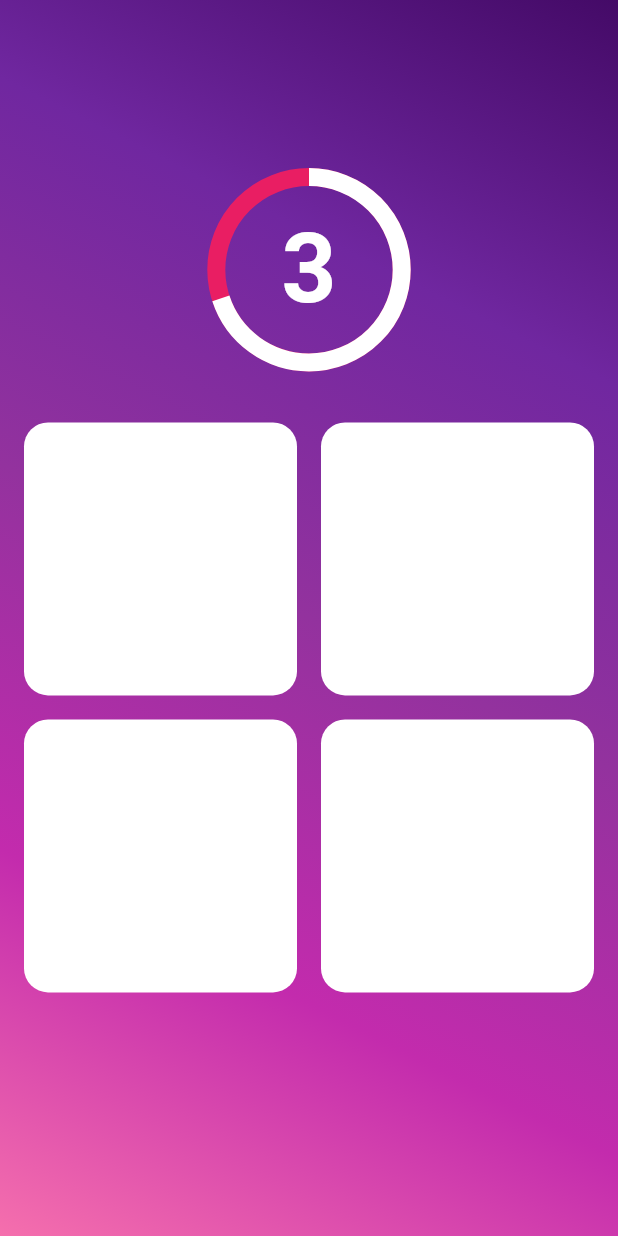
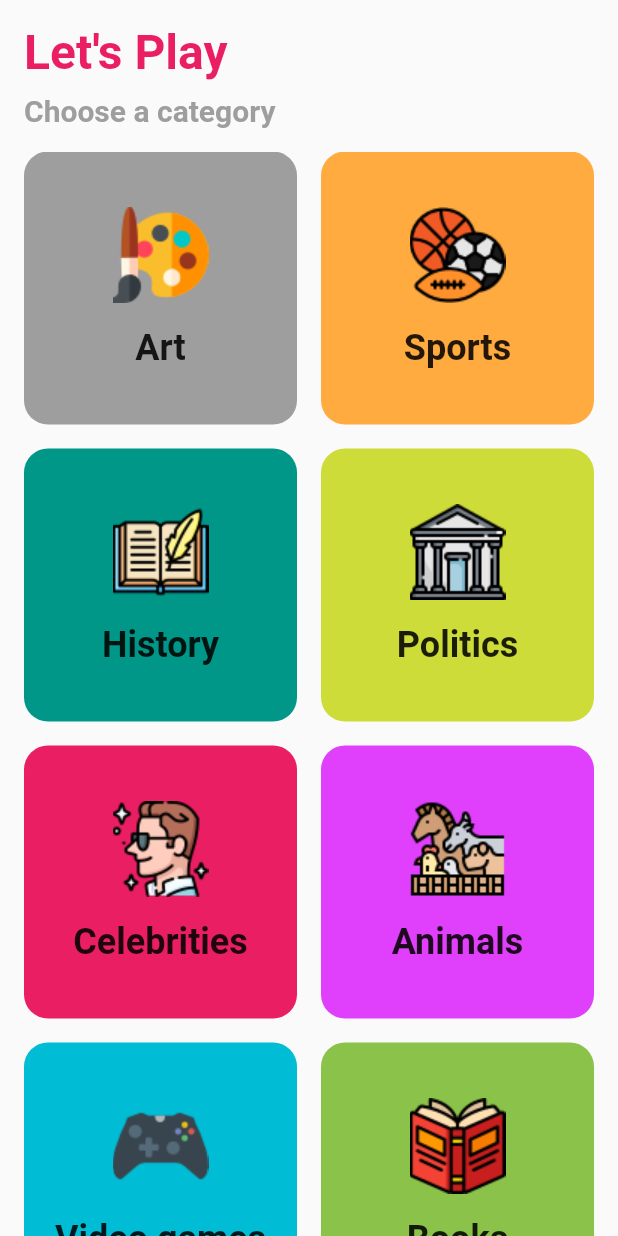
Before and after one commit to OmarAssem11/trivia, a Flutter app: the screen it shows after launch, on a phone screen of 412 x 824 dp. Run offline on Flutter 3.47's test engine with Material 2 defaults, Android fonts, the phone set to English and light mode, and no system bars; our stand-ins replace bloc, flutter_bloc.

Commit message:
home screen
setting up home screen

```diff
--- /dev/null
+++ b/lib/components/category_grid.dart
@@ -0,0 +1,25 @@
+import 'package:flutter/material.dart';
+import 'package:trivia/components/category_widget.dart';
+import 'package:trivia/shared/constants.dart';
+
+class CategoryGrid extends StatelessWidget {
+  const CategoryGrid();
+  @override
+  Widget build(BuildContext context) {
+    return Expanded(
+      child: GridView.builder(
+        gridDelegate: const SliverGridDelegateWithFixedCrossAxisCount(
+          crossAxisCount: 2,
+          mainAxisSpacing: 16,
+          crossAxisSpacing: 16,
+        ),
+        itemBuilder: (context, index) => CategoryWidget(
+          name: categories[index].name,
+          color: categories[index].color,
+          imagePath: categories[index].imagePath,
+        ),
+        itemCount: categories.length,
+      ),
+    );
+  }
+}
--- /dev/null
+++ b/lib/components/category_widget.dart
@@ -0,0 +1,42 @@
+import 'package:flutter/material.dart';
+import 'package:trivia/screens/quiz_screen.dart';
+
+class CategoryWidget extends StatelessWidget {
+  const CategoryWidget({
+    required this.name,
+    required this.color,
+    required this.imagePath,
+  });
+  final String name;
+  final Color color;
+  final String imagePath;
+  @override
+  Widget build(BuildContext context) {
+    return InkWell(
+      onTap: () => Navigator.of(context).pushNamed(
+        QuizScreen.routeName,
+        arguments: name,
+      ),
+      child: Container(
+        decoration: BoxDecoration(
+          borderRadius: const BorderRadius.all(Radius.circular(16)),
+          color: color,
+        ),
+        child: Column(
+          mainAxisAlignment: MainAxisAlignment.center,
+          children: [
+            Image.asset(imagePath),
+            const SizedBox(height: 16),
+            Text(
+              name,
+              style: const TextStyle(
+                fontSize: 24,
+                fontWeight: FontWeight.bold,
+              ),
+            ),
+          ],
+        ),
+      ),
+    );
+  }
+}
--- a/lib/main.dart
+++ b/lib/main.dart
@@ -1,8 +1,15 @@
 import 'package:flutter/material.dart';
+import 'package:flutter_bloc/flutter_bloc.dart';
 import 'package:trivia/screens/home_screen.dart';
 import 'package:trivia/screens/quiz_screen.dart';
+import 'package:trivia/shared/bloc_observer.dart';
+import 'package:trivia/shared/cubit/cubit.dart';
 
 void main() {
+  BlocOverrides.runZoned(
+    () => QuizCubit(),
+    blocObserver: MyBlocObserver(),
+  );
   runApp(const MyApp());
 }
 
@@ -12,7 +19,7 @@ class MyApp extends StatelessWidget {
   Widget build(BuildContext context) {
     return MaterialApp(
       debugShowCheckedModeBanner: false,
-      home: const QuizScreen(),
+      home: const HomeScreen(),
       routes: {
         HomeScreen.routeName: (context) => const HomeScreen(),
         QuizScreen.routeName: (context) => const QuizScreen(),
--- /dev/null
+++ b/lib/models/category_model.dart
@@ -0,0 +1,12 @@
+import 'package:flutter/material.dart';
+
+class CategoryModel {
+  String name;
+  Color color;
+  String imagePath;
+  CategoryModel({
+    required this.name,
+    required this.color,
+    required this.imagePath,
+  });
+}
--- a/lib/screens/home_screen.dart
+++ b/lib/screens/home_screen.dart
@@ -1,4 +1,5 @@
 import 'package:flutter/material.dart';
+import 'package:trivia/components/category_grid.dart';
 
 class HomeScreen extends StatelessWidget {
   const HomeScreen({Key? key}) : super(key: key);
@@ -6,7 +7,39 @@ class HomeScreen extends StatelessWidget {
   @override
   Widget build(BuildContext context) {
     return Scaffold(
-      body: Column(),
+      body: SafeArea(
+        child: Padding(
+          padding: const EdgeInsets.only(
+            right: 16,
+            left: 16,
+            top: 16,
+          ),
+          child: Column(
+            crossAxisAlignment: CrossAxisAlignment.start,
+            children: const [
+              Text(
+                "Let's Play",
+                style: TextStyle(
+                  color: Colors.pink,
+                  fontSize: 32,
+                  fontWeight: FontWeight.bold,
+                ),
+              ),
+              SizedBox(height: 8),
+              Text(
+                'Choose a category',
+                style: TextStyle(
+                  fontSize: 20,
+                  fontWeight: FontWeight.bold,
+                  color: Colors.grey,
+                ),
+              ),
+              SizedBox(height: 16),
+              CategoryGrid(),
+            ],
+          ),
+        ),
+      ),
     );
   }
 }
--- /dev/null
+++ b/lib/shared/bloc_observer.dart
@@ -0,0 +1,28 @@
+// ignore_for_file: avoid_print
+import 'package:bloc/bloc.dart';
+
+class MyBlocObserver extends BlocObserver {
+  @override
+  void onCreate(BlocBase bloc) {
+    super.onCreate(bloc);
+    print('onCreate -- ${bloc.runtimeType}');
+  }
+
+  @override
+  void onChange(BlocBase bloc, Change change) {
+    super.onChange(bloc, change);
+    print('onChange -- ${bloc.runtimeType}, $change');
+  }
+
+  @override
+  void onError(BlocBase bloc, Object error, StackTrace stackTrace) {
+    print('onError -- ${bloc.runtimeType}, $error');
+    super.onError(bloc, error, stackTrace);
+  }
+
+  @override
+  void onClose(BlocBase bloc) {
+    super.onClose(bloc);
+    print('onClose -- ${bloc.runtimeType}');
+  }
+}
--- a/lib/shared/constants.dart
+++ b/lib/shared/constants.dart
@@ -0,0 +1,45 @@
+import 'package:flutter/material.dart';
+import 'package:trivia/models/category_model.dart';
+
+List<CategoryModel> categories = [
+  CategoryModel(
+    name: 'Art',
+    color: Colors.grey,
+    imagePath: 'assets/images/art.png',
+  ),
+  CategoryModel(
+    name: 'Sports',
+    color: Colors.orangeAccent,
+    imagePath: 'assets/images/sports.png',
+  ),
+  CategoryModel(
+    name: 'History',
+    color: Colors.teal,
+    imagePath: 'assets/images/history.png',
+  ),
+  CategoryModel(
+    name: 'Politics',
+    color: Colors.lime,
+    imagePath: 'assets/images/politics.png',
+  ),
+  CategoryModel(
+    name: 'Celebrities',
+    color: Colors.pink,
+    imagePath: 'assets/images/celebrities.png',
+  ),
+  CategoryModel(
+    name: 'Animals',
+    color: Colors.purpleAccent,
+    imagePath: 'assets/images/animals.png',
+  ),
+  CategoryModel(
+    name: 'Video games',
+    color: Colors.cyan,
+    imagePath: 'assets/images/video-games.png',
+  ),
+  CategoryModel(
+    name: 'Books',
+    color: Colors.lightGreen,
+    imagePath: 'assets/images/books.png',
+  ),
+];
--- a/lib/shared/cubit/cubit.dart
+++ b/lib/shared/cubit/cubit.dart
@@ -1,5 +1,4 @@
 import 'dart:convert';
-
 import 'package:flutter/material.dart';
 import 'package:flutter_bloc/flutter_bloc.dart';
 import 'package:http/http.dart' as http;
--- a/pubspec.yaml
+++ b/pubspec.yaml
@@ -19,3 +19,5 @@ dev_dependencies:
   lint: ^1.8.2
 flutter:
   uses-material-design: true
+  assets:
+    - assets/images/
```
Also changed, not shown: assets/images/animals.png (added), assets/images/art.png (added), assets/images/books.png (added), assets/images/celebrities.png (added), assets/images/history.png (added), assets/images/politics.png (added), assets/images/sports.png (added), assets/images/video-games.png (added).
